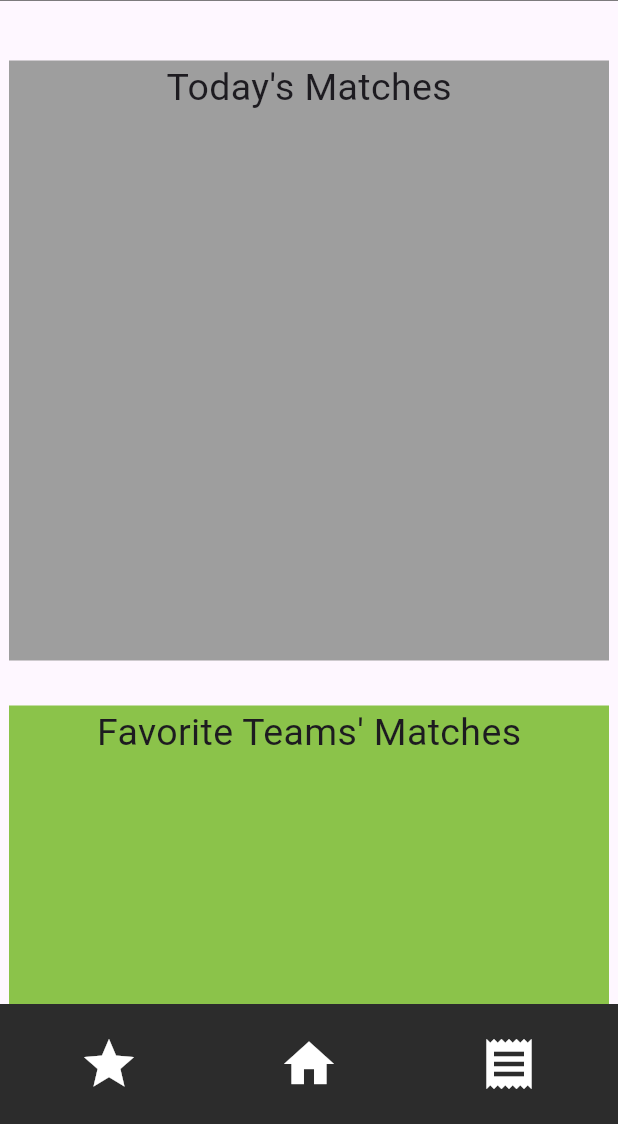
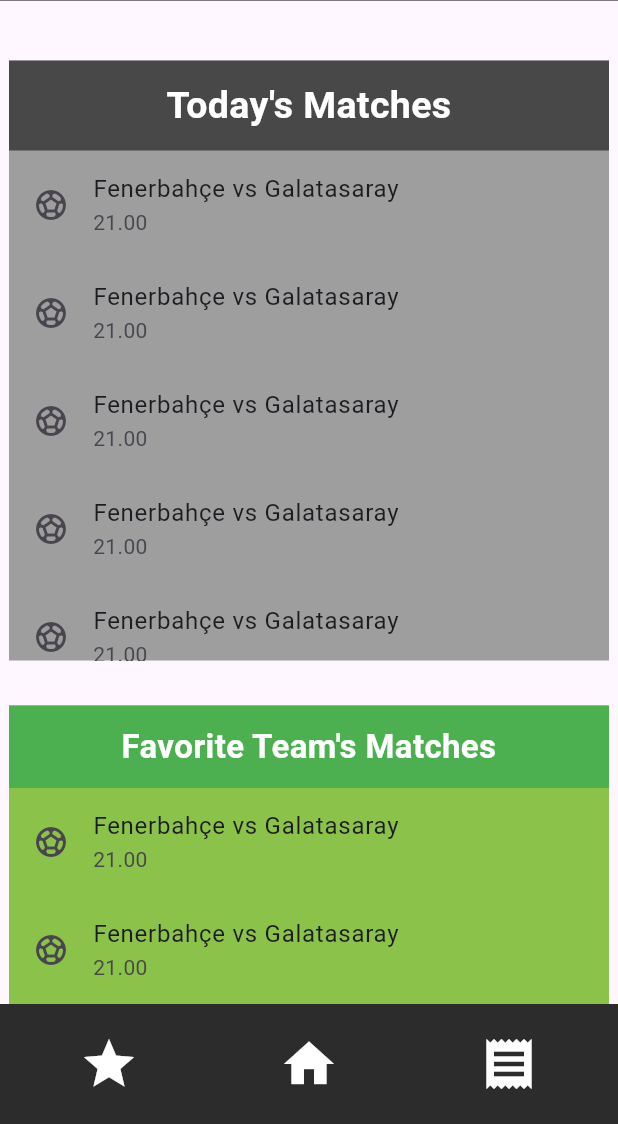
Before and after one commit to onurerguden/ScoreStack, a Flutter app: the screen it shows after launch, on a phone screen of 412 x 824 dp, the part 112-1236 px from its top. Run offline on Flutter 3.47's test engine with Material 3 defaults, Android fonts, the phone set to English and light mode, and no system bars; Roboto replaces fonts that are missing (Poppins).

Commit message:
MainMenu Upgrades
Todays Matches & Favorite Teams Mathces are uptated

```diff
--- a/lib/main.dart
+++ b/lib/main.dart
@@ -60,7 +60,6 @@
               const Text(
                 "ScoreStack",
                 style: TextStyle(
-                  fontFamily: 'Poppins',
                   fontSize: 35,
                   fontWeight: FontWeight.w600,
                   color: Colors.white
@@ -183,12 +182,65 @@
                   width: 400,
                   height: 400,
                   color: Colors.grey,
+                  child: Column(
+                    crossAxisAlignment: CrossAxisAlignment.stretch,
+                    children: [
+                      Container(
+                        padding: EdgeInsets.all(12),
+                        color: Colors.black54,
                         child: Text(
                           "Today's Matches",
                           style: TextStyle(
                             fontSize: 25,
+                            color: Colors.white,
+                            fontWeight: FontWeight.w600,
+                          ),
+                          textAlign: TextAlign.center,
+                        ),
+                      ),
+                      Expanded(
+                        child: ListView(
+                          children:[
+                            ListTile(
+                              leading: Icon(Icons.sports_soccer),
+                              title: Text("Fenerbahçe vs Galatasaray"),
+                              subtitle: Text("21.00"),
+                            ),
+                            ListTile(
+                              leading: Icon(Icons.sports_soccer),
+                              title: Text("Fenerbahçe vs Galatasaray"),
+                              subtitle: Text("21.00"),
+                            ),
+                            ListTile(
+                              leading: Icon(Icons.sports_soccer),
+                              title: Text("Fenerbahçe vs Galatasaray"),
+                              subtitle: Text("21.00"),
+                            ),
+                            ListTile(
+                              leading: Icon(Icons.sports_soccer),
+                              title: Text("Fenerbahçe vs Galatasaray"),
+                              subtitle: Text("21.00"),
+                            ),
+                            ListTile(
+                              leading: Icon(Icons.sports_soccer),
+                              title: Text("Fenerbahçe vs Galatasaray"),
+                              subtitle: Text("21.00"),
+                            ),
+                            ListTile(
+                              leading: Icon(Icons.sports_soccer),
+                              title: Text("Fenerbahçe vs Galatasaray"),
+                              subtitle: Text("21.00"),
+                            ),
+                            ListTile(
+                              leading: Icon(Icons.sports_soccer),
+                              title: Text("Fenerbahçe vs Galatasaray"),
+                              subtitle: Text("21.00"),
+                            ),
+                          ],
+                        ),
+                      ),
+                    ],
                   )
-                  ),
                 ),
                 SizedBox(
                     height: 30
@@ -198,12 +250,64 @@
                   width: 400,
                   height: 200,
                   color: Colors.lightGreen,
-                  child: Text(
-                      "Favorite Teams' Matches",
+                  child: Column(
+                    crossAxisAlignment: CrossAxisAlignment.stretch,
+                    children: [
+                      Container(
+                        padding: EdgeInsets.all(12),
+                        color: Colors.green,
+                        child: Text("Favorite Team's Matches",
                         style: TextStyle(
-                        fontSize: 25,
+                          fontSize: 22,
+                          fontWeight: FontWeight.bold,
+                          color: Colors.white
+                        ),
+                          textAlign: TextAlign.center,
+                        ),
+                      ),
+                      Expanded(
+                        child: ListView(
+                          children:[
+                            ListTile(
+                              leading: Icon(Icons.sports_soccer),
+                              title: Text("Fenerbahçe vs Galatasaray"),
+                              subtitle: Text("21.00"),
+                            ),
+                            ListTile(
+                              leading: Icon(Icons.sports_soccer),
+                              title: Text("Fenerbahçe vs Galatasaray"),
+                              subtitle: Text("21.00"),
+                            ),
+                            ListTile(
+                              leading: Icon(Icons.sports_soccer),
+                              title: Text("Fenerbahçe vs Galatasaray"),
+                              subtitle: Text("21.00"),
+                            ),
+                            ListTile(
+                              leading: Icon(Icons.sports_soccer),
+                              title: Text("Fenerbahçe vs Galatasaray"),
+                              subtitle: Text("21.00"),
+                            ),
+                            ListTile(
+                              leading: Icon(Icons.sports_soccer),
+                              title: Text("Fenerbahçe vs Galatasaray"),
+                              subtitle: Text("21.00"),
+                            ),
+                            ListTile(
+                              leading: Icon(Icons.sports_soccer),
+                              title: Text("Fenerbahçe vs Galatasaray"),
+                              subtitle: Text("21.00"),
+                            ),
+                            ListTile(
+                              leading: Icon(Icons.sports_soccer),
+                              title: Text("Fenerbahçe vs Galatasaray"),
+                              subtitle: Text("21.00"),
+                            ),
+                          ],
+                        ),
+                      ),
+                    ],
                   )
-                  ),
                 )
               ],
             ),
```
Lines whose indentation alone changed are shown as unchanged.
